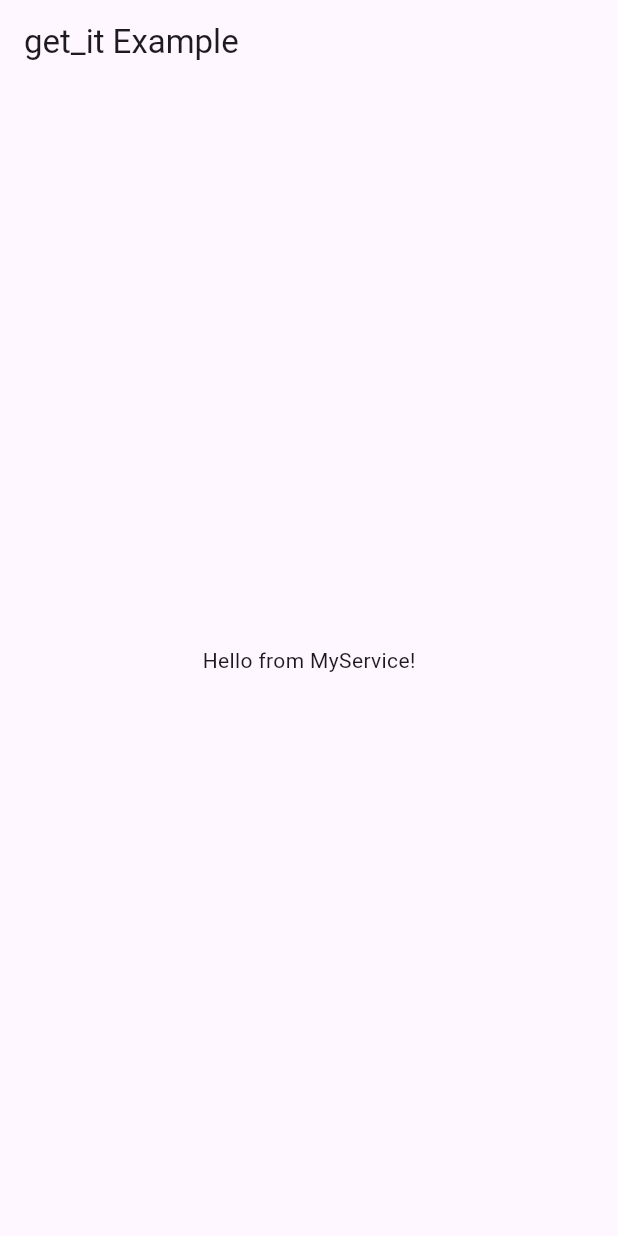
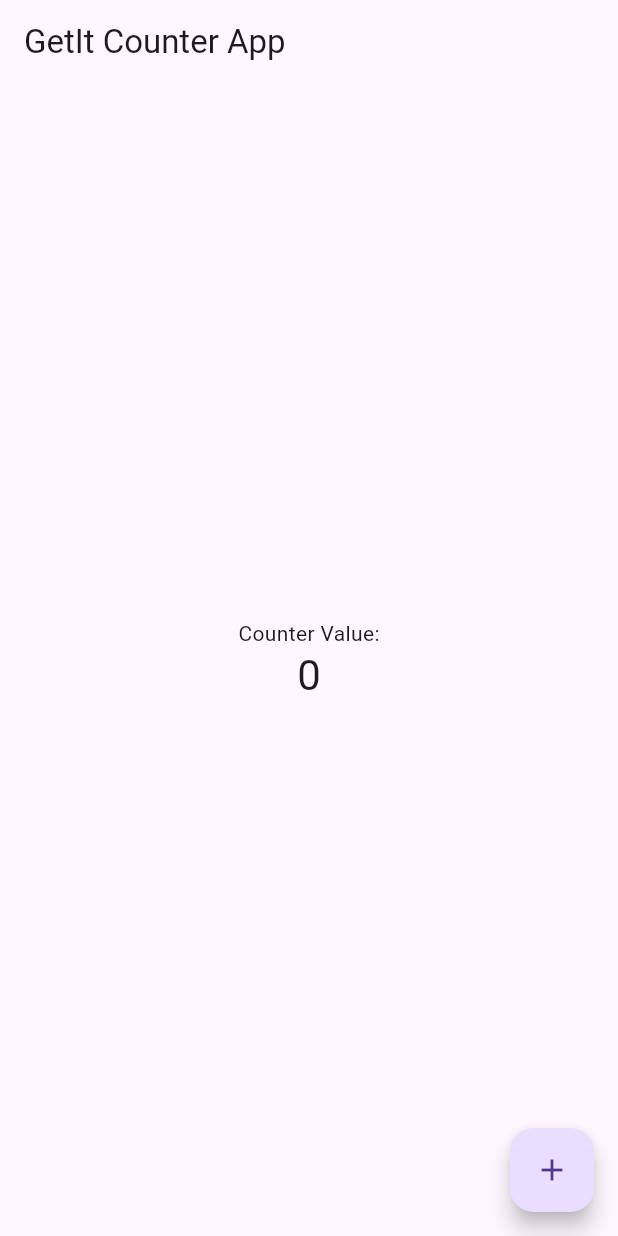
Before and after one commit to lightrao/lt25_fapp_one, a Flutter app: the screen it shows after launch, on a phone screen of 412 x 824 dp. Run offline on Flutter 3.47's test engine with Material 3 defaults, Android fonts, the light colour scheme and no system bars; our stand-ins replace get_it.

Commit message:
get_it gem

```diff
--- /dev/null
+++ b/lib/counter_service.dart
@@ -0,0 +1,11 @@
+// counter_service.dart
+class CounterService {
+  int _counter = 0;
+
+  int get counter => _counter;
+
+  void increment() {
+    _counter++;
+    print('Counter incremented: $_counter');
+  }
+}
--- /dev/null
+++ b/lib/locator.dart
@@ -0,0 +1,10 @@
+// locator.dart
+import 'package:get_it/get_it.dart';
+import 'counter_service.dart';
+
+final locator = GetIt.instance; // Our central kitchen instance
+
+void setupLocator() {
+  locator.registerLazySingleton(
+      () => CounterService()); // Registering CounterService as an ingredient
+}
--- a/lib/main.dart
+++ b/lib/main.dart
@@ -1,15 +1,11 @@
 // main.dart
 import 'package:flutter/material.dart';
-import 'service_locator.dart';
-import 'package:get_it/get_it.dart';
-import 'my_service.dart';
+import 'locator.dart'; // Import your locator setup
+import 'my_home_page.dart'; // Import your MyHomePage widget
 
 void main() {
-  // Initialize and register all your services.
-  setupLocator();
-
-  // Run your app.
-  runApp(MyApp());
+  setupLocator(); // Set up the central kitchen before the restaurant opens!
+  runApp(const MyApp());
 }
 
 class MyApp extends StatelessWidget {
@@ -18,27 +14,11 @@ class MyApp extends StatelessWidget {
   @override
   Widget build(BuildContext context) {
     return MaterialApp(
-      title: 'get_it Example',
-      home: HomeScreen(),
+      title: 'GetIt Example',
+      theme: ThemeData(
+        primarySwatch: Colors.blue,
+      ),
+      home: const MyHomePage(title: 'GetIt Counter App'),
     );
   }
 }
-
-class HomeScreen extends StatelessWidget {
-  // Retrieve an instance of MyService using get_it.
-  final MyService myService = GetIt.instance<MyService>();
-
-  HomeScreen({super.key});
-
-  @override
-  Widget build(BuildContext context) {
-    return Scaffold(
-      appBar: AppBar(
-        title: Text('get_it Example'),
-      ),
-      body: Center(
-        child: Text(myService.getGreeting()),
-      ),
-    );
-  }
-}
--- /dev/null
+++ b/lib/my_home_page.dart
@@ -0,0 +1,51 @@
+// my_home_page.dart
+import 'package:flutter/material.dart';
+import 'locator.dart'; // Import your locator to access the kitchen
+import 'counter_service.dart'; // Import your ingredient
+
+class MyHomePage extends StatefulWidget {
+  const MyHomePage({super.key, required this.title});
+
+  final String title;
+
+  @override
+  State<MyHomePage> createState() => _MyHomePageState();
+}
+
+class _MyHomePageState extends State<MyHomePage> {
+  // Get the CounterService from our central kitchen (get_it)
+  final CounterService _counterService = locator<CounterService>();
+
+  @override
+  Widget build(BuildContext context) {
+    return Scaffold(
+      appBar: AppBar(
+        title: Text(widget.title),
+      ),
+      body: Center(
+        child: Column(
+          mainAxisAlignment: MainAxisAlignment.center,
+          children: <Widget>[
+            const Text(
+              'Counter Value:',
+            ),
+            Text(
+              '${_counterService.counter}', // Use the counter from the service
+              style: Theme.of(context).textTheme.headlineMedium,
+            ),
+          ],
+        ),
+      ),
+      floatingActionButton: FloatingActionButton(
+        onPressed: () {
+          setState(() {
+            _counterService
+                .increment(); // Increment the counter using the service
+          });
+        },
+        tooltip: 'Increment',
+        child: const Icon(Icons.add),
+      ),
+    );
+  }
+}
--- a/lib/my_service.dart
+++ /dev/null
@@ -1,6 +0,0 @@
-// my_service.dart
-class MyService {
-  String getGreeting() {
-    return 'Hello from MyService!';
-  }
-}
--- a/lib/service_locator.dart
+++ /dev/null
@@ -1,12 +0,0 @@
-// service_locator.dart
-import 'package:get_it/get_it.dart';
-import 'my_service.dart';
-
-// final getIt = GetIt.instance;
-
-void setupLocator() {
-  // Register MyService as a lazy singleton.
-  // It will only be created when first requested.
-  // getIt.registerLazySingleton<MyService>(() => MyService());
-  GetIt.instance.registerLazySingleton<MyService>(() => MyService());
-}
```
